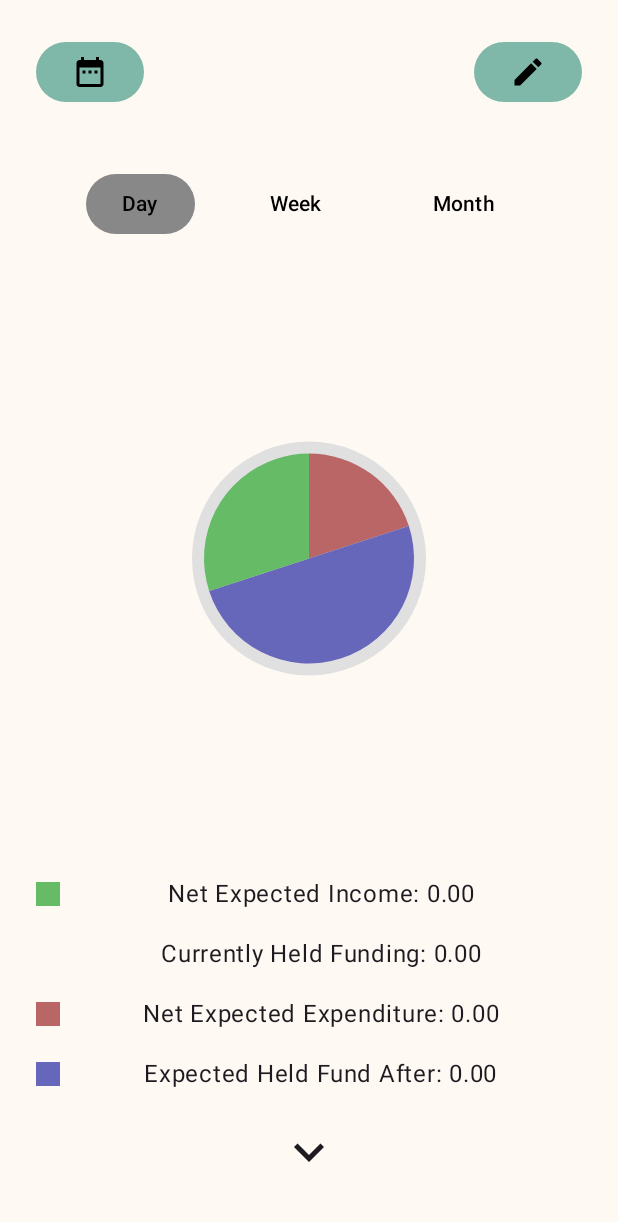
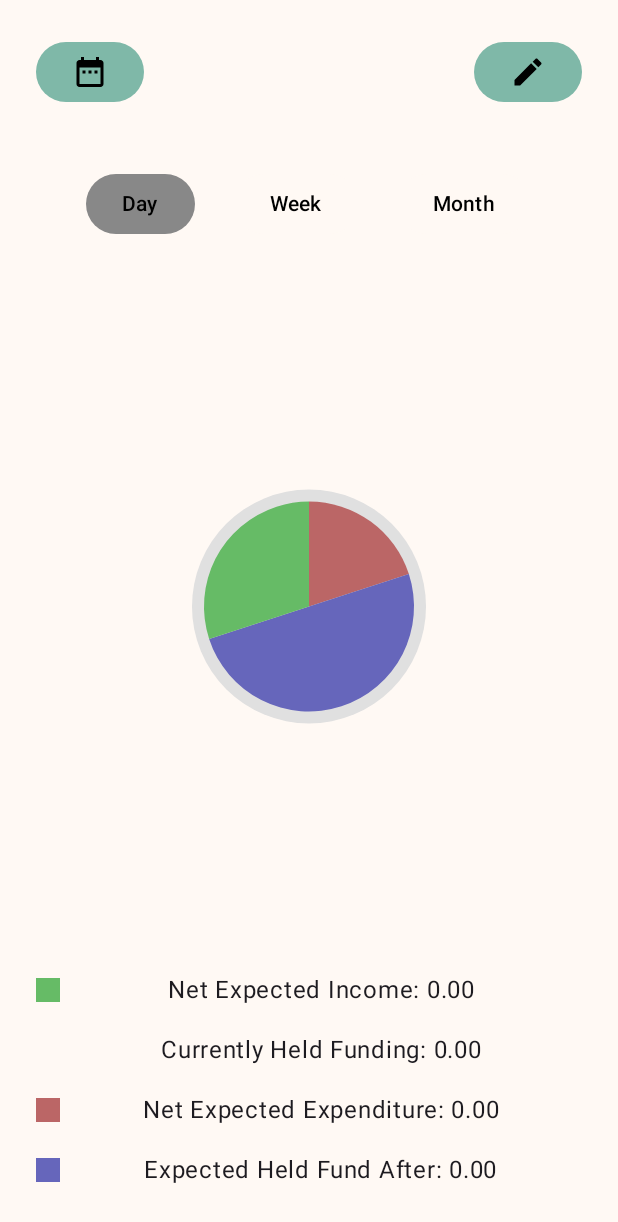
Before and after one commit to JixiuChang/My_Application, an Android app built with Jetpack Compose: the screen it shows after launch (MainActivity), after a tap on "Save Changes", on a phone screen of 412 x 824 dp. Shown: the top 1222 px of the screen. Run offline under Robolectric (Android 15) with nearby library versions, the phone set to English and light mode, and no system bars; our stand-ins replace Room's generated code; 1 statement that could not run was skipped; 3 other taps on this screen came first.

```diff
--- a/androidApp/src/main/java/com/example/myapplication/android/FinanceDao.kt
+++ b/androidApp/src/main/java/com/example/myapplication/android/FinanceDao.kt
@@ -5,6 +5,7 @@ import androidx.room.Dao
 import androidx.room.Insert
 import androidx.room.OnConflictStrategy
 import androidx.room.Query
+import kotlinx.coroutines.flow.Flow
 import java.time.LocalDate
 
 
--- a/androidApp/src/main/java/com/example/myapplication/android/MainActivity.kt
+++ b/androidApp/src/main/java/com/example/myapplication/android/MainActivity.kt
@@ -105,7 +105,6 @@ fun IndexView(viewModel: MainViewModel) {
         MainView(
             onCalendarClick = { viewModel.navigateTo("Calendar") },
             onMasterManagerClick = { viewModel.navigateTo("MasterManager") },
-            onPreviewClick = { viewModel.navigateTo("Preview")},
             viewModel = viewModel
             // Other parameters
         )
@@ -119,28 +118,13 @@ fun IndexView(viewModel: MainViewModel) {
             onClickBack = { viewModel.navigateTo("Main") },
             viewModel = viewModel
         )
-    } else if (viewModel.currentPageState == "Preview") {
-        PreviewView(
-            onCalendarClick = { viewModel.navigateTo("Calendar") },
-            onMasterManagerClick = { viewModel.navigateTo("MasterManager") },
-            onMainClick = { viewModel.navigateTo("Main") },
-            viewModel = viewModel
-        )
     }
 }
 
 //Main View
 @Composable
-fun MainView(onCalendarClick: () -> Unit, onMasterManagerClick: () -> Unit, onPreviewClick: () -> Unit, viewModel: MainViewModel) {
+fun MainView(onCalendarClick: () -> Unit, onMasterManagerClick: () -> Unit, viewModel: MainViewModel) {
     val selectedTimePeriod = viewModel.selectedTimePeriod.collectAsState()
-
-    val financialData by viewModel.financialData.collectAsState()
-
-    val netExpectedIncome = financialData.sumOf { it.expectedIncome }
-    val currentlyHeldFunding = financialData.firstOrNull()?.heldFund ?: 0.0 // Placeholder, adjust as per actual implementation
-    val netExpectedExpenditure = financialData.sumOf { it.expectedExpenditure }
-    val expectedHeldFundAfter = netExpectedIncome - netExpectedExpenditure + currentlyHeldFunding
-
 
     Surface(
         modifier = Modifier.fillMaxSize(),
@@ -244,22 +228,10 @@ fun MainView(onCalendarClick: () -> Unit, onMasterManagerClick: () -> Unit, onPr
                     .padding(8.dp)
             ) {
                 // Display lines underneath the Pie Chart
-                DisplayLine(label = "Net Expected Income", value = netExpectedIncome, color = Color(0xFF66BB66))
-                DisplayLine(label = "Currently Held Funding", value = currentlyHeldFunding, color = Color.Transparent) // No square as per your request
-                DisplayLine(label = "Net Expected Expenditure", value = netExpectedExpenditure, color = Color(0xFFBB6666))
-                DisplayLine(label = "Expected Held Fund After", value = expectedHeldFundAfter, color = Color(0xFF6666BB))
-            }
-            IconButton(
-                onClick = { onPreviewClick() },
-                modifier = Modifier
-                    .align(Alignment.CenterHorizontally)
-                    .padding(bottom = 16.dp)
-            ) {
-                Icon(
-                    imageVector = Icons.Filled.KeyboardArrowDown,
-                    contentDescription = "Go to Preview",
-                    modifier = Modifier.size(60.dp)
-                )
+                DisplayLine(label = "Net Expected Income", value = viewModel.netExpectedIncome.collectAsState().value, color = Color(0xFF66BB66))
+                DisplayLine(label = "Currently Held Funding", value = viewModel.currentlyHeldFunding.collectAsState().value, color = Color.Transparent) // No square as per your request
+                DisplayLine(label = "Net Expected Expenditure", value = viewModel.netExpectedExpenditure.collectAsState().value, color = Color(0xFFBB6666))
+                DisplayLine(label = "Expected Held Fund After", value = viewModel.expectedHeldFundAfter.collectAsState().value, color = Color(0xFF6666BB))
             }
         }
     }
@@ -287,64 +259,6 @@ fun DisplayLine(label: String, value: Double, color: Color) {
     }
 }
 
-@Composable
-fun PreviewView(onCalendarClick: () -> Unit, onMasterManagerClick: () -> Unit, onMainClick: () -> Unit, viewModel: MainViewModel) {
-    // If you're using State in ViewModel
-    val selectedDate = viewModel.selectedDateState
-    Surface(
-        modifier = Modifier.fillMaxSize(),
-        color = MaterialTheme.colorScheme.background
-    ) {
-        Column(
-            modifier = Modifier
-                .fillMaxSize()
-                .padding(16.dp)
-        ) {
-            Row(
-                modifier = Modifier
-                    .fillMaxWidth()
-                    .padding(bottom = 16.dp)  // Add padding to bottom to space from the progress bar
-            ) {
-                Button(
-                    onClick = onCalendarClick,
-                    modifier = Modifier.padding(8.dp)
-                ) {
-                    Icon(
-                        imageVector = Icons.Filled.DateRange,
-                        contentDescription = "Calendar"
-                    )
-                }
-                Spacer(modifier = Modifier.weight(1f))
-
-                // IconButton at the top of the PreviewView
-                IconButton(
-                    onClick = { onMainClick() },
-                    modifier = Modifier.size(60.dp)
-                ) {
-                    Icon(
-                        imageVector = Icons.Filled.KeyboardArrowUp,
-                        contentDescription = "Go to Main"
-                    )
-                }
-                Spacer(modifier = Modifier.weight(1f))
-
-                Button(
-                    onClick = onMasterManagerClick,
-                    modifier = Modifier.padding(8.dp)
-                ) {
-                    Icon(
-                        imageVector = Icons.Filled.Edit,
-                        contentDescription = "Edit"
-                    )
-                }
-            }
-            Text(
-                text = selectedDate.format(DateTimeFormatter.ofPattern("yyyy MM dd")),
-                modifier = Modifier.align(Alignment.CenterHorizontally)
-            )
-        }
-    }
-}
 @Composable
 fun PieChart(
     modifier: Modifier,
@@ -500,6 +414,8 @@ fun CalendarDaysGrid(
     val roundedCornerShape = RoundedCornerShape(4.dp) // for slightly rounded corners
     val minimumTextSize = 15.sp
 
+    val hasNetDeficit = viewModel.hasNetDeficit.collectAsState().value
+    val hasNetSurplus = viewModel.hasNetSurplus.collectAsState().value
 
     LazyVerticalGrid(
         columns = GridCells.Fixed(7),
@@ -517,8 +433,8 @@ fun CalendarDaysGrid(
                     colors = ButtonDefaults.buttonColors(
                         containerColor = when {
                             selectedDate == day -> Color.Gray
-                            viewModel.hasNetDeficit(day) -> Color(0xFFBB6666) // Net deficit
-                            viewModel.hasNetSurplus(day) -> Color(0xFF66BB66) // Net surplus
+                            hasNetDeficit == true -> Color(0xFFBB6666) // Net deficit
+                            hasNetSurplus == true -> Color(0xFF66BB66) // Net surplus
                             else -> backgroundColor
                         }
                     ),
@@ -623,8 +539,6 @@ fun MasterManagerView(onClickBack: () -> Unit, viewModel: MainViewModel) {
                         Log.d("Debug", "Selected date for update: $selectedDate")
 
                         viewModel.updateFinance(selectedDate, income, expenditure, notes)
-                        val knownDate = LocalDate.of(2023, 4, 21) // Adjust this to a date you know exists in your database
-                        viewModel.updateFinance(knownDate, 60.0, 30.0, " ")
                         onClickBack()
                     },
                         modifier = Modifier.fillMaxWidth(fraction = 1f).padding(40.dp)
--- a/androidApp/src/main/java/com/example/myapplication/android/MainViewModel.kt
+++ b/androidApp/src/main/java/com/example/myapplication/android/MainViewModel.kt
@@ -43,6 +43,25 @@ class MainViewModel(private val financeDao: FinanceDao) : ViewModel() {
     var currentPageState by mutableStateOf("Main")
         private set
 
+    private val _netExpectedIncome = MutableStateFlow(0.0)
+    val netExpectedIncome: StateFlow<Double> = _netExpectedIncome.asStateFlow()
+
+    private val _currentlyHeldFunding = MutableStateFlow(0.0)
+    val currentlyHeldFunding: StateFlow<Double> = _currentlyHeldFunding.asStateFlow()
+
+    private val _netExpectedExpenditure = MutableStateFlow(0.0)
+    val netExpectedExpenditure: StateFlow<Double> = _netExpectedExpenditure.asStateFlow()
+
+    private val _expectedHeldFundAfter = MutableStateFlow(0.0)
+    val expectedHeldFundAfter: StateFlow<Double> = _expectedHeldFundAfter.asStateFlow()
+
+    private val _hasNetDeficit = MutableStateFlow<Boolean?>(null)
+    val hasNetDeficit: StateFlow<Boolean?> = _hasNetDeficit
+
+    private val _hasNetSurplus = MutableStateFlow<Boolean?>(null)
+    val hasNetSurplus: StateFlow<Boolean?> = _hasNetSurplus
+
+
     fun navigateTo(page: String) {
         currentPageState = page
     }
@@ -52,17 +71,14 @@ class MainViewModel(private val financeDao: FinanceDao) : ViewModel() {
     }
 
     fun ensureDataForDate(date: LocalDate) = viewModelScope.launch {
-        val exists = financeDao.exists(date) // Assume exists is a method that checks if the date exists
-        if (!exists) {
-            populateDatesStartingFrom(date)
-        }
-    }
-
-    private suspend fun populateDatesStartingFrom(date: LocalDate) {
-        for (i in 0..31) { // Populate for the requested date + the next 6 days
+        for (i in 0..31) { // Populate for the requested date + the next 31 days
             val newDate = date.plusDays(i.toLong())
-            val newFinanceEntry = Finance(newDate, 0.0, 0.0, 0.0, "")
-            financeDao.insert(newFinanceEntry)
+            val exists = financeDao.exists(newDate)
+            if (!exists) {
+                val newFinanceEntry = Finance(newDate, 0.0, 0.0, 0.0, "")
+                val inserted = financeDao.insert(newFinanceEntry)
+                Log.d("Inserted", "$inserted")
+            }
         }
     }
 
@@ -70,19 +86,12 @@ class MainViewModel(private val financeDao: FinanceDao) : ViewModel() {
     fun updateFinance(date: LocalDate, income: Double, expenditure: Double, notes: String) {
         viewModelScope.launch(Dispatchers.IO) {
             try {
+                ensureDataForDate(date)
                 Log.d("ViewModel", "Updating finance for $date")
-                val updatedRows = financeDao.updateDayDetails(date, income, expenditure, notes)
+                val updatedRow = financeDao.updateDayDetails(date, income, expenditure, notes)
+                fetchDataBasedOnTimePeriod(selectedTimePeriod.value)
+                Log.d("ViewModel", financeDao.getFinanceDataBetweenDates(date, date).toString())
                 Log.d("ViewModel", "Finance updated successfully")
-
-                if (updatedRows > 0) {
-                    // If rows were updated, fetch and log all entries to verify.
-                    val allFinances = financeDao.getAll() // Assuming getAll returns a list of all Finance entries
-                    allFinances.forEach { finance ->
-                        Log.d("DatabaseContent", finance.toString())
-                    }
-                } else {
-                    Log.d("ViewModel", "No rows were updated, check your query or the state of the database.")
-                }
             } catch (e: Exception) {
                 Log.e("ViewModel", "Exception in ViewModel", e)
             }
@@ -105,18 +114,45 @@ class MainViewModel(private val financeDao: FinanceDao) : ViewModel() {
             val data = financeDao.getFinanceDataBetweenDates(startDate, endDate)
             withContext(Dispatchers.Main) {
                 _financialData.value = data
+
+                // Aggregate the sums of each financial metric
+                _netExpectedIncome.value = data.sumOf { it.expectedIncome }
+                _netExpectedExpenditure.value = data.sumOf { it.expectedExpenditure }
+                _currentlyHeldFunding.value = data.first().heldFund
+                _expectedHeldFundAfter.value = _netExpectedIncome.value - _netExpectedExpenditure.value + _currentlyHeldFunding.value
             }
         }
     }
 
-    fun hasNetDeficit(date: LocalDate): Boolean {
-        val finance = financialData.value.find { it.date == date }
-        return finance?.netIncome?.let { it < 0 } ?: false
+    suspend fun hasNetDeficit(date: LocalDate): Boolean = withContext(Dispatchers.IO) {
+        val data = financeDao.getFinanceDataBetweenDates(date, date)
+        if (data.isNotEmpty()) {
+            val firstEntry = data.first()
+            firstEntry.netIncome < 0
+        } else {
+            false
+        }
     }
 
-    fun hasNetSurplus(date: LocalDate): Boolean {
-        val finance = financialData.value.find { it.date == date }
-        return finance?.netIncome?.let { it > 0 } ?: false
+    suspend fun hasNetSurplus(date: LocalDate): Boolean = withContext(Dispatchers.IO) {
+        val data = financeDao.getFinanceDataBetweenDates(date, date)
+        if (data.isNotEmpty()) {
+            val firstEntry = data.first()
+            firstEntry.netIncome > 0
+        } else {
+            false
+        }
     }
 
+    fun checkNetDeficit(date: LocalDate) {
+        viewModelScope.launch {
+            _hasNetDeficit.value = hasNetDeficit(date) // Assume hasNetDeficit is your suspend function
+        }
+    }
+
+    fun checkNetSurplus(date: LocalDate) {
+        viewModelScope.launch {
+            _hasNetSurplus.value = hasNetSurplus(date) // Assume hasNetSurplus is your suspend function
+        }
+    }
 }
```
